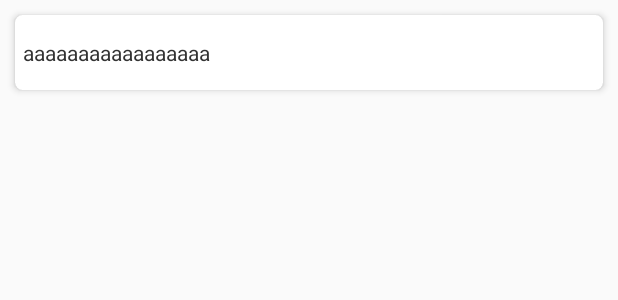
After one commit to mecator/MemoListApplication, an Android app: the layout card_memo.xml on its own in the app's theme, with its tools: preview values and no code run, on a phone screen of 412 x 824 dp. The commit adds this screen. Shown: the top 300 px of the screen. Run offline under Robolectric (Android 15) with nearby library versions, the phone set to English and light mode, and no system bars.

Commit message:
introduce room and create memo and memo list

```diff
--- a/app/src/main/AndroidManifest.xml
+++ b/app/src/main/AndroidManifest.xml
@@ -3,6 +3,7 @@
     package="com.example.memolistapplication">
 
     <application
+        android:name=".MemoApplication"
         android:allowBackup="true"
         android:icon="@mipmap/ic_launcher"
         android:label="@string/app_name"
--- a/app/src/main/java/com/example/memolistapplication/ui/MemoFragment.kt
+++ b/app/src/main/java/com/example/memolistapplication/ui/MemoFragment.kt
@@ -3,5 +3,8 @@ package com.example.memolistapplication.ui
 import androidx.fragment.app.Fragment
 
 class MemoFragment : Fragment() {
+    companion object{
+
+    }
 
 }
--- /dev/null
+++ b/app/src/main/res/layout/card_memo.xml
@@ -0,0 +1,27 @@
+<?xml version="1.0" encoding="utf-8"?>
+
+
+<com.google.android.material.card.MaterialCardView xmlns:android="http://schemas.android.com/apk/res/android"
+    xmlns:app="http://schemas.android.com/apk/res-auto"
+    xmlns:tools="http://schemas.android.com/tools"
+    android:theme="@style/Theme.MaterialComponents"
+    android:layout_width="match_parent"
+    android:layout_height="50dp"
+    android:layout_margin="10dp"
+    android:clickable="true"
+    app:cardBackgroundColor="@color/white"
+    app:cardCornerRadius="5dp"
+    app:cardElevation="3dp"
+    app:rippleColor="@color/colorAccent"
+    app:strokeColor="@color/colorPrimary"
+    app:strokeWidth="0dp">
+
+    <TextView
+        android:id="@+id/memo_description"
+        android:layout_width="match_parent"
+        android:layout_height="wrap_content"
+        android:layout_gravity="center_vertical"
+        android:layout_marginStart="5dp"
+        android:textColor="@color/black"
+        tools:text="aaaaaaaaaaaaaaaaa" />
+</com.google.android.material.card.MaterialCardView>
--- a/app/src/main/res/values/colors.xml
+++ b/app/src/main/res/values/colors.xml
@@ -4,5 +4,6 @@
     <color name="colorPrimaryDark">#00574B</color>
     <color name="colorAccent">#D81B60</color>
     <color name="black">#333</color>
+    <color name="white">#fff</color>
 
 </resources>
--- a/app/src/main/res/values/strings.xml
+++ b/app/src/main/res/values/strings.xml
@@ -1,3 +1,3 @@
 <resources>
-    <string name="app_name">MemoListApplication</string>
+    <string name="app_name">メモ</string>
 </resources>
--- a/build.gradle
+++ b/build.gradle
@@ -12,6 +12,7 @@ buildscript {
         classpath "org.jetbrains.kotlin:kotlin-gradle-plugin:$kotlin_version"
         // NOTE: Do not place your application dependencies here; they belong
         // in the individual module build.gradle files
+
     }
 }
 
```
Also changed, not shown: app/build.gradle (+7 -1 lines), app/src/main/java/com/example/memolistapplication/MemoApplication.kt (added, +18 -0 lines), app/src/main/java/com/example/memolistapplication/room/DataBase.kt (added, +11 -0 lines), app/src/main/java/com/example/memolistapplication/room/DateConverter.kt (added, +12 -0 lines), app/src/main/java/com/example/memolistapplication/room/Memo.kt (added, +19 -0 lines), app/src/main/java/com/example/memolistapplication/room/MemoDao.kt (added, +19 -0 lines), app/src/main/java/com/example/memolistapplication/ui/CreateMemoActivity.kt (+33 -5 lines), app/src/main/java/com/example/memolistapplication/ui/MainActivity.kt (+26 -2 lines), app/src/main/java/com/example/memolistapplication/ui/MemoListAdapter.kt (+35 -1 lines).
